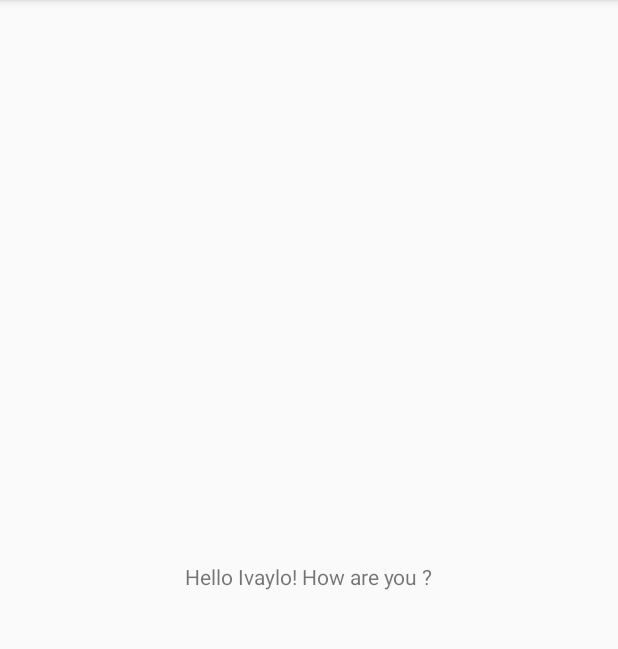
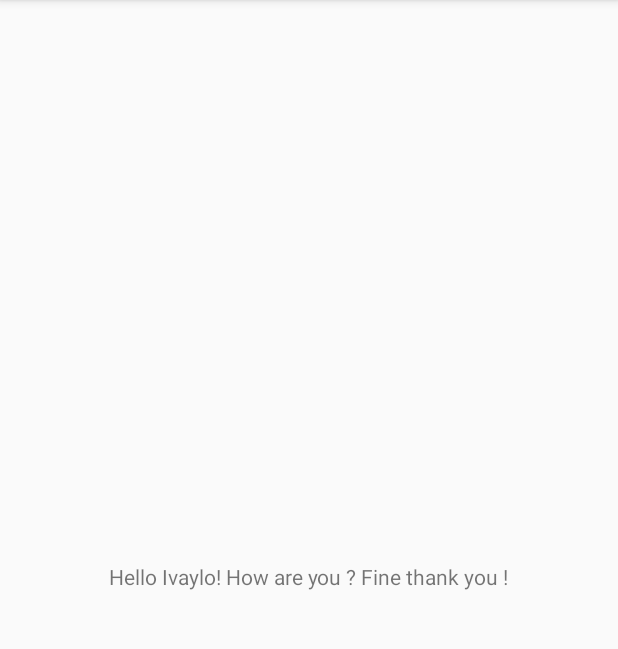
Before and after one commit to Fantomasa/AndroidLearning, an Android app: the screen it shows after launch (MainActivity), on a phone screen of 412 x 824 dp, the part 84-733 px from its top. Run offline under Robolectric (Android 15) with nearby library versions, the phone set to English and light mode, and no system bars.

Commit message:
Change activity_main.xml text.

```diff
--- a/app/src/main/res/layout/activity_main.xml
+++ b/app/src/main/res/layout/activity_main.xml
@@ -9,7 +9,7 @@
     <TextView
         android:layout_width="wrap_content"
         android:layout_height="wrap_content"
-        android:text="Hello Ivaylo! How are you ?"
+        android:text="Hello Ivaylo! How are you ? Fine thank you !"
         app:layout_constraintBottom_toBottomOf="parent"
         app:layout_constraintLeft_toLeftOf="parent"
         app:layout_constraintRight_toRightOf="parent"
```
